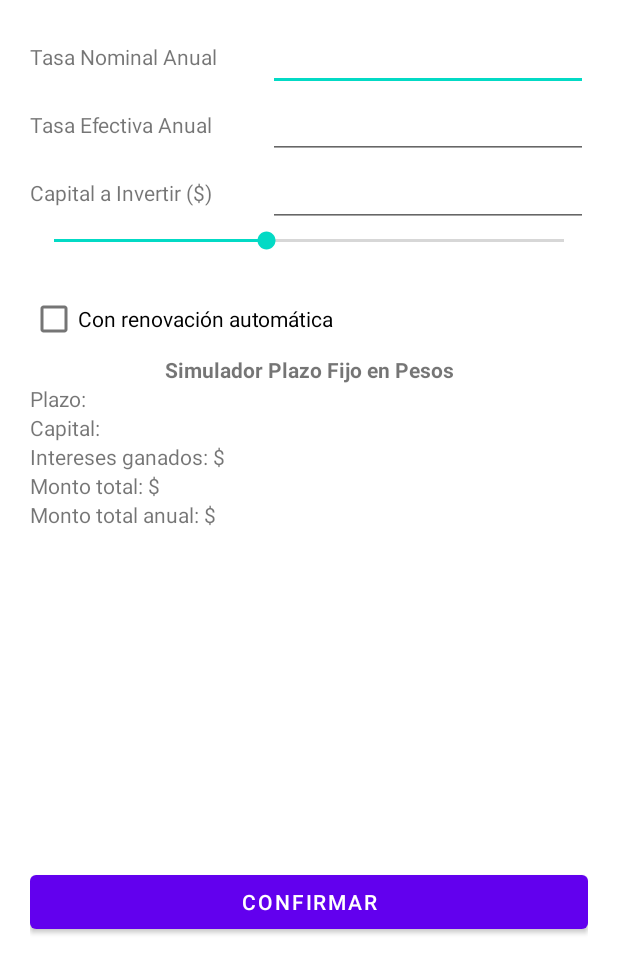
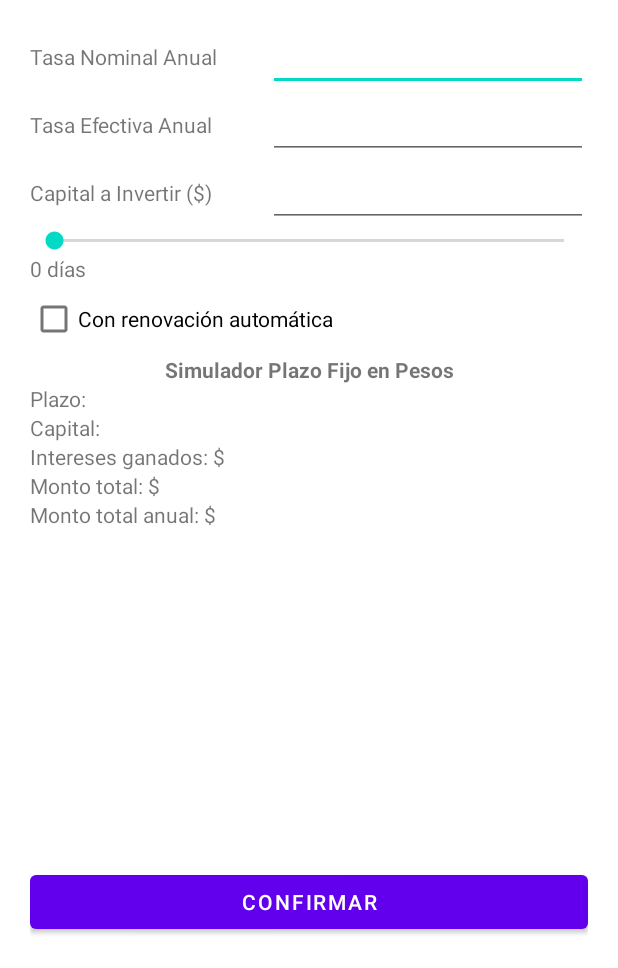
Before and after one commit to arasar/BancoUTN, an Android app: the SimularActivity screen opened directly, with no data from a screen before it, on a phone screen of 412 x 824 dp, the part 268-1236 px from its top. Run offline under Robolectric (Android 15) with nearby library versions, the phone set to English and light mode, and no system bars.

Commit message:
Fix seekbar

```diff
--- a/app/src/main/java/com/example/bancoutn_triplea/SimularActivity.java
+++ b/app/src/main/java/com/example/bancoutn_triplea/SimularActivity.java
@@ -57,6 +57,8 @@ public class SimularActivity extends AppCompatActivity {
         dias = binding.seekBarSimular;
         capitalAInvertir = binding.capitalAInvertir;
         mostrarDias = binding.diasTextView;
+        mostrarDias.setText("0 días");
+
         tasaNominal = binding.TasaNominal;
         tasaEfectiva = binding.TasaEfectiva;
         mostrarPlazo = binding.plazoTextView;
--- a/app/src/main/res/layout/activity_simular.xml
+++ b/app/src/main/res/layout/activity_simular.xml
@@ -120,7 +120,7 @@
             android:id="@+id/seekBarSimular"
             android:layout_width="match_parent"
             android:layout_height="wrap_content"
-            android:progress="5"
+            android:progress="0"
             android:max="12"/>
 
         <TextView
```
